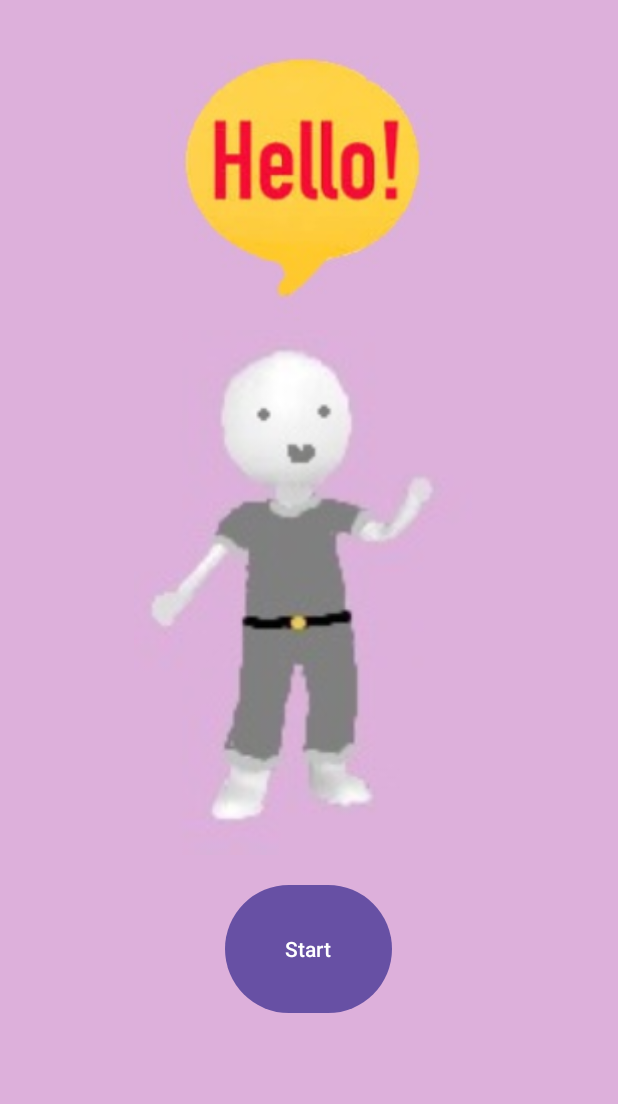
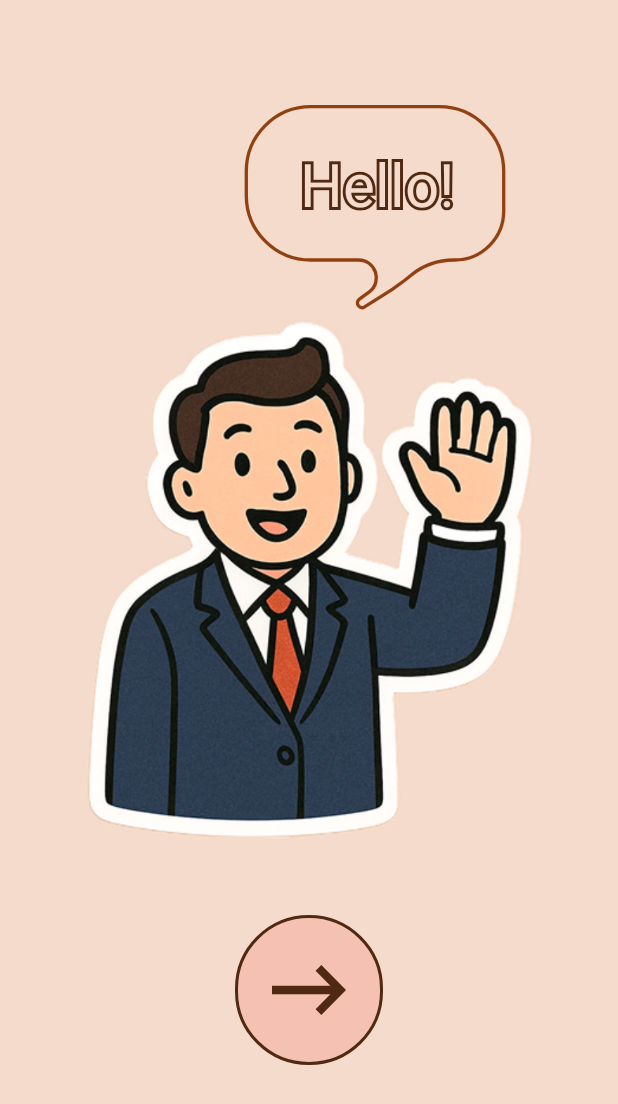
Before and after one commit to sneri12pic/FitnessApp, an Android app: the screen it shows after launch (MainActivity), on a phone screen of 412 x 824 dp. Shown: the top 1104 px of the screen. Run offline under Robolectric (Android 15) with nearby library versions, the light colour scheme and no system bars; our stand-ins replace CircleImageView.

Commit message:
Remake starting activity - User Friendly Design

```diff
--- a/app/src/main/java/com/example/fitnessapp/MainActivity.java
+++ b/app/src/main/java/com/example/fitnessapp/MainActivity.java
@@ -8,18 +8,15 @@ import android.widget.Button;
 import androidx.appcompat.app.AppCompatActivity;
 
 public class MainActivity extends AppCompatActivity {
-    private Button startButton;
     @Override
     protected void onCreate(Bundle savedInstanceState) {
         super.onCreate(savedInstanceState);
         setContentView(R.layout.activity_main);
 
-        startButton = findViewById(R.id.start_button);
-        startButton.setOnClickListener(new View.OnClickListener() {
-            public void onClick(View v) {
-                Intent intent = new Intent(MainActivity.this, HomeActivity.class);
-                startActivity(intent);
-            }
+        Button startButton = findViewById(R.id.start_button);
+        startButton.setOnClickListener(v -> {
+            Intent intent = new Intent(MainActivity.this, HomeActivity.class);
+            startActivity(intent);
         });
     }
     public void goToSecondActivity(View view) {
--- /dev/null
+++ b/app/src/main/res/drawable/ballwitharrow.xml
@@ -0,0 +1,15 @@
+<vector xmlns:android="http://schemas.android.com/apk/res/android"
+    android:width="49dp"
+    android:height="50dp"
+    android:viewportWidth="49"
+    android:viewportHeight="50">
+  <path
+      android:strokeWidth="1"
+      android:pathData="M24.5,0.5C11.245,0.5 0.5,11.245 0.5,24.5V25.5C0.5,38.755 11.245,49.5 24.5,49.5C37.755,49.5 48.5,38.755 48.5,25.5V24.5C48.5,11.245 37.755,0.5 24.5,0.5Z"
+      android:fillColor="#F07167"
+      android:fillAlpha="0.25"
+      android:strokeColor="#4F2912"/>
+  <path
+      android:pathData="M28.583,33.333L36.75,25L28.583,16.667L26.678,18.611L31.578,23.611H12.25V26.389H31.578L26.678,31.389L28.583,33.333Z"
+      android:fillColor="#4F2912"/>
+</vector>
--- /dev/null
+++ b/app/src/main/res/drawable/hellomsg.xml
@@ -0,0 +1,11 @@
+<vector xmlns:android="http://schemas.android.com/apk/res/android"
+    android:width="402dp"
+    android:height="317dp"
+    android:viewportWidth="402"
+    android:viewportHeight="317">
+  <path
+      android:pathData="M104,2.5H297.93C351.78,2.5 395.43,46.15 395.43,100V160.07C395.43,200.9 362.33,234 321.5,234H319.95C296.44,234 273.65,242.08 255.39,256.88L245.98,264.51L227.59,277.93L185.25,304.72C182.42,306.51 178.72,306.07 176.4,303.65C173.43,300.58 173.87,295.59 177.32,293.07L192.47,282.02L191,280L192.52,281.98C212.77,266.39 201.75,234 176.19,234H104C50.15,234 6.5,190.35 6.5,136.5V100C6.5,46.15 50.15,2.5 104,2.5Z"
+      android:strokeWidth="5"
+      android:fillColor="#00000000"
+      android:strokeColor="#914111"/>
+</vector>
--- a/app/src/main/res/layout/activity_main.xml
+++ b/app/src/main/res/layout/activity_main.xml
@@ -1,45 +1,54 @@
 <?xml version="1.0" encoding="utf-8"?>
-<LinearLayout
+<RelativeLayout
     xmlns:android="http://schemas.android.com/apk/res/android"
     xmlns:app="http://schemas.android.com/apk/res-auto"
     xmlns:tools="http://schemas.android.com/tools"
     android:layout_width="match_parent"
     android:layout_height="match_parent"
     android:orientation="vertical"
-    android:background="#DDB0DB"
+    android:background="#F5DBCB"
     tools:context=".MainActivity">
 
-
-    <ImageView
-        android:id="@+id/greeting_main"
-        android:layout_width="match_parent"
-        android:layout_height="200dp"
-        android:layout_marginTop="20dp"
-        android:src="@drawable/hello" />
-
-
+        <RelativeLayout
+            android:id="@+id/container_hello_msg"
+            android:layout_width="wrap_content"
+            android:layout_height="wrap_content"
+            android:layout_marginTop="50dp">
+            <com.example.fitnessapp.StrokeTextView
+                android:id="@+id/statusText"
+                android:layout_width="wrap_content"
+                android:layout_height="45dp"
+                android:text="Hello!"
+                android:textSize="40sp"
+                android:layout_marginLeft="200dp"
+                android:layout_marginTop="45dp" />
+            <ImageView
+                android:id="@+id/greeting_main"
+                android:layout_width="200dp"
+                android:layout_height="140dp"
+                android:layout_marginTop="20dp"
+                android:layout_marginLeft="150dp"
+                android:src="@drawable/hellomsg" />
+        </RelativeLayout>
     <ImageView
         android:id="@+id/greetingHuman_main"
         android:layout_width="match_parent"
         android:layout_height="350dp"
-        android:layout_marginTop="0dp"
-        android:src="@drawable/human" />
-
+        android:layout_marginTop="210dp"
+        android:src="@drawable/human4" />
+    <ImageView
+        android:id="@+id/ball"
+        android:layout_width="100dp"
+        android:layout_height="100dp"
+        android:layout_centerHorizontal="true"
+        android:layout_marginTop="610dp"
+        android:src="@drawable/ballwitharrow"/>
     <Button
         android:id="@+id/start_button"
-        android:layout_width="111dp"
-
-        android:layout_height="85dp"
-        android:layout_gravity="center_horizontal"
-        android:layout_marginTop="20dp"
-        android:background="@drawable/oval_background"
-
-        android:text="Start"
-        android:textColor="@color/white"
-        android:visibility="visible"
-        app:layout_constraintStart_toStartOf="parent"
-        app:layout_constraintTop_toTopOf="parent"
+        android:layout_width="90dp"
+        android:layout_height="90dp"
+        android:layout_centerHorizontal="true"
+        android:layout_marginTop="610dp"
+        android:alpha="0"
         android:onClick="goToSecondActivity"/>
-
-
-</LinearLayout>
+</RelativeLayout>
```
Also changed, not shown: app/src/main/res/drawable/hello.jpg (deleted), app/src/main/res/drawable/human4.png (added).
